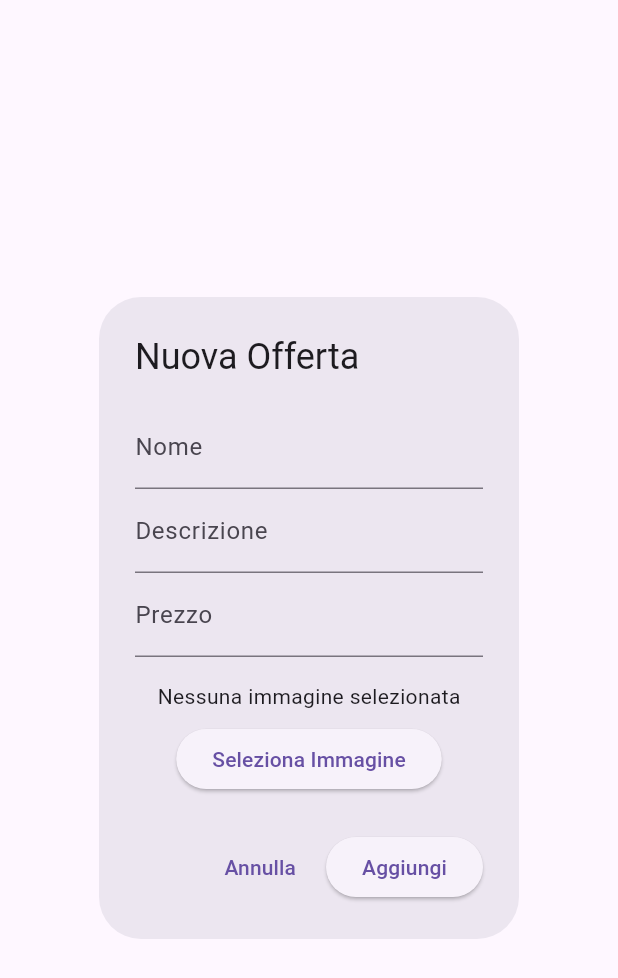
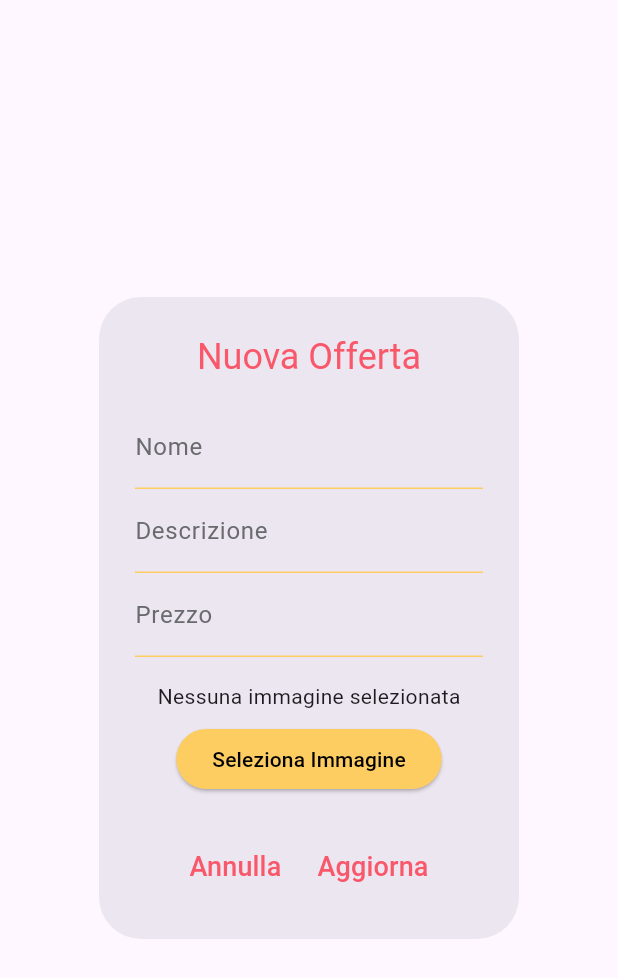
Before and after one commit to michele-vigliotta/HotSliceAppFlutter, a Flutter app: the NewOfferDialog widget shown alone on an empty page, opened directly with empty values, on a phone screen of 412 x 824 dp. Shown: the top 978 px of the screen. Run offline on Flutter 3.47's test engine with Material 3 defaults, Android fonts, the phone set to English and light mode, and no system bars; our stand-ins replace cloud_firestore, firebase_auth, firebase_core, firebase_storage, fluttertoast, image_picker and 1 more; accounts and stored records are empty; network calls fail.

Commit message:
validator, focus, ui per dialog

```diff
--- a/lib/dettagli_prodotto.dart
+++ b/lib/dettagli_prodotto.dart
@@ -113,12 +113,13 @@ class _DettagliProdottoState extends State<DettagliProdotto> {
         actions: <Widget>[
           TextButton(onPressed: () {
                 Navigator.of(context).pop();
-              }, child: Text('Annulla'),),
+              }, child: Text('Annulla',style: TextStyle(color: AppColors.primaryColor),),
+              ),
           TextButton(onPressed: (){
             _eliminaProdotto();
             Navigator.of(context).pop();
 
-          }, child:  Text('Prosegui'),)
+          }, child:  Text('Prosegui',style: TextStyle(color: AppColors.primaryColor),),)
         ],
       );
     });
--- a/lib/new_offer_dialog.dart
+++ b/lib/new_offer_dialog.dart
@@ -1,6 +1,8 @@
 import 'package:flutter/material.dart';
 import 'package:cloud_firestore/cloud_firestore.dart';
 import 'package:firebase_storage/firebase_storage.dart';
+import 'package:fluttertoast/fluttertoast.dart';
+import 'package:hot_slice_app/app_colors.dart';
 import 'package:image_picker/image_picker.dart';
 import 'dart:io';
 
@@ -17,12 +19,20 @@ class _NewOfferDialogState extends State<NewOfferDialog> {
   final TextEditingController _nomeController = TextEditingController();
   final TextEditingController _descrizioneController = TextEditingController();
   final TextEditingController _prezzoController = TextEditingController();
+
+  final FocusNode _nomeFocusNode = FocusNode();
+  final FocusNode _descrizioneFocusNode = FocusNode();
+  final FocusNode _prezzoFocusNode = FocusNode();
+
   File? _imageFile;
   bool _isUploading = false;
   String? _uploadedImageUrl;
 
+  final _formKey = GlobalKey<FormState>();
+
   Future<void> _pickImage() async {
-    final pickedFile = await ImagePicker().pickImage(source: ImageSource.gallery);
+    final pickedFile =
+        await ImagePicker().pickImage(source: ImageSource.gallery);
 
     if (pickedFile != null) {
       setState(() {
@@ -41,7 +51,8 @@ class _NewOfferDialogState extends State<NewOfferDialog> {
 
     try {
       String fileName = 'images/${DateTime.now().millisecondsSinceEpoch}.jpg';
-      UploadTask uploadTask = FirebaseStorage.instance.ref(fileName).putFile(_imageFile!);
+      UploadTask uploadTask =
+          FirebaseStorage.instance.ref(fileName).putFile(_imageFile!);
 
       TaskSnapshot snapshot = await uploadTask;
       String downloadUrl = await snapshot.ref.getDownloadURL();
@@ -50,26 +61,23 @@ class _NewOfferDialogState extends State<NewOfferDialog> {
         _uploadedImageUrl = downloadUrl;
         _isUploading = false;
       });
-
-      ScaffoldMessenger.of(context).showSnackBar(SnackBar(content: Text('Immagine caricata con successo')));
+      Fluttertoast.showToast(msg: 'Immagine caricata con successo');
     } catch (e) {
       setState(() {
         _isUploading = false;
       });
-
-      ScaffoldMessenger.of(context).showSnackBar(SnackBar(content: Text('Errore durante il caricamento dell\'immagine')));
+      Fluttertoast.showToast(msg: 'Immagine caricata con successo');
     }
   }
 
   Future<void> _addOffer() async {
+    if (!_formKey.currentState!.validate()) {
+      return;
+    }
+
     String nome = _nomeController.text;
     String descrizione = _descrizioneController.text;
     String prezzo = _prezzoController.text;
-
-    if (nome.isEmpty || descrizione.isEmpty || prezzo.isEmpty || _uploadedImageUrl == null) {
-      ScaffoldMessenger.of(context).showSnackBar(SnackBar(content: Text('Compilare tutti i campi')));
-      return;
-    }
 
     double prezzoNum = double.parse(prezzo);
 
@@ -90,48 +98,120 @@ class _NewOfferDialogState extends State<NewOfferDialog> {
   @override
   Widget build(BuildContext context) {
     return AlertDialog(
-      title: Text('Nuova Offerta'),
+      title: Center(
+        child: Text(
+          'Nuova Offerta',
+          style: TextStyle(color: AppColors.primaryColor),
+        ),
+      ),
       content: SingleChildScrollView(
+        child: Form(
+          key: _formKey,
           child: Column(
             mainAxisSize: MainAxisSize.min,
             children: [
-            TextField(
+              TextFormField(
                 controller: _nomeController,
-              decoration: InputDecoration(labelText: 'Nome'),
+                focusNode: _nomeFocusNode,
+                decoration: InputDecoration(labelText: 'Nome',
+                labelStyle: TextStyle(color: AppColors.myGrey),
+                  enabledBorder: UnderlineInputBorder(
+                    borderSide: BorderSide(color: AppColors.secondaryColor),
                   ),
-            TextField(
+                  focusedBorder: UnderlineInputBorder(
+                    borderSide: BorderSide(color: AppColors.secondaryColor),
+                  ),),
+                textInputAction: TextInputAction.next,
+                onFieldSubmitted: (_) {
+                  FocusScope.of(context).requestFocus(_descrizioneFocusNode);
+                },
+                validator: (value) {
+                  if (value == null || value.isEmpty) {
+                    return 'Inserisci una descrizione';
+                  }
+                  return null;
+                },
+              ),
+              TextFormField(
                   controller: _descrizioneController,
-              decoration: InputDecoration(labelText: 'Descrizione'),
+                  focusNode: _descrizioneFocusNode,
+                  decoration: InputDecoration(labelText: 'Descrizione',
+                  labelStyle: TextStyle(color: AppColors.myGrey),
+                  enabledBorder: UnderlineInputBorder(
+                    borderSide: BorderSide(color: AppColors.secondaryColor),
                   ),
-            TextField(
+                  focusedBorder: UnderlineInputBorder(
+                    borderSide: BorderSide(color: AppColors.secondaryColor),
+                  ),),
+                  textInputAction: TextInputAction.next,
+                  onFieldSubmitted: (_) {
+                    FocusScope.of(context).requestFocus(_prezzoFocusNode);
+                  },
+                  validator: (value) {
+                    if (value == null || value.isEmpty) {
+                      return 'Inserisci una descrizione';
+                    }
+                    return null;
+                  }),
+              TextFormField(
                 controller: _prezzoController,
-              decoration: InputDecoration(labelText: 'Prezzo'),
+                focusNode: _prezzoFocusNode,
+                validator: (value) {
+                  if (value == null || value.isEmpty) {
+                    return 'Inserisci un prezzo';
+                  }
+                  return null;
+                },
+                decoration: InputDecoration(labelText: 'Prezzo',
+                labelStyle: TextStyle(color: AppColors.myGrey),
+                  enabledBorder: UnderlineInputBorder(
+                    borderSide: BorderSide(color: AppColors.secondaryColor),
+                  ),
+                  focusedBorder: UnderlineInputBorder(
+                    borderSide: BorderSide(color: AppColors.secondaryColor),
+                  ),),
+                textInputAction: TextInputAction.done,
                 keyboardType: TextInputType.number,
               ),
               SizedBox(height: 16),
               _imageFile == null
-                ? Text('Nessuna immagine selezionata')
-                : Image.file(_imageFile!),
+                  ? Text('Nessuna immagine selezionata'
+                  )
+                  : Image.file(_imageFile!, height: 150),
               SizedBox(height: 8),
               ElevatedButton(
+                style: ElevatedButton.styleFrom(
+                  backgroundColor: AppColors.secondaryColor,
+                ),
                 onPressed: _isUploading ? null : _pickImage,
-              child: Text('Seleziona Immagine'),
+                child: Text('Seleziona Immagine',
+                style: TextStyle(color: Colors.black)),
               ),
-            _isUploading
-                ? CircularProgressIndicator()
-                : SizedBox.shrink(),
+              _isUploading ? CircularProgressIndicator(
+                valueColor: AlwaysStoppedAnimation<Color>(AppColors.primaryColor),
+              ) : SizedBox.shrink(),
             ],
           ),
         ),
+      ),
       actions: [
+        Center(
+            child: Row(mainAxisAlignment: MainAxisAlignment.center, children: [
           TextButton(
-          onPressed: () => Navigator.of(context).pop(),
-          child: Text('Annulla'),
+            onPressed: _isUploading ? null : () => Navigator.of(context).pop(),
+            child: Text(
+              'Annulla',
+              style: TextStyle(color: AppColors.primaryColor, fontSize: 18.0),
             ),
-        ElevatedButton(
+          ),
+          TextButton(
             onPressed: _isUploading ? null : _addOffer,
-          child: Text('Aggiungi'),
+            child: Text(
+              'Aggiorna',
+              style: TextStyle(color: AppColors.primaryColor, fontSize: 18.0),
             ),
+          ),
+        ]))
       ],
     );
   }
```
Also changed, not shown: lib/modifica_offerta_dialog.dart (+93 -26 lines). Lines whose indentation alone changed are shown as unchanged.
